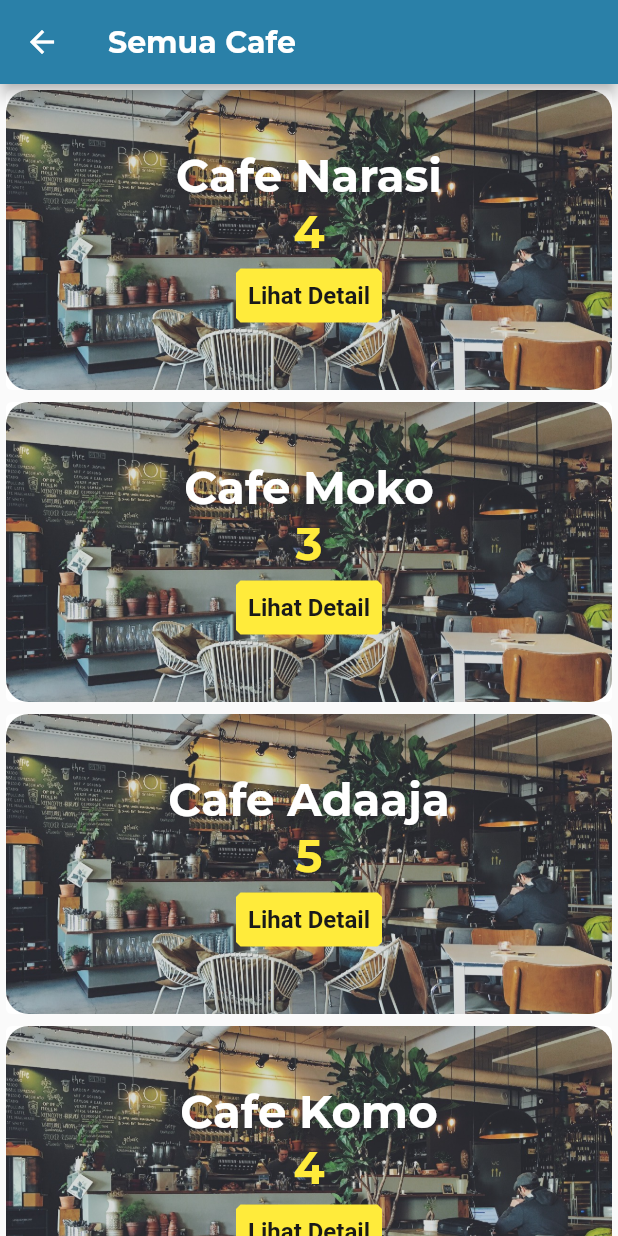
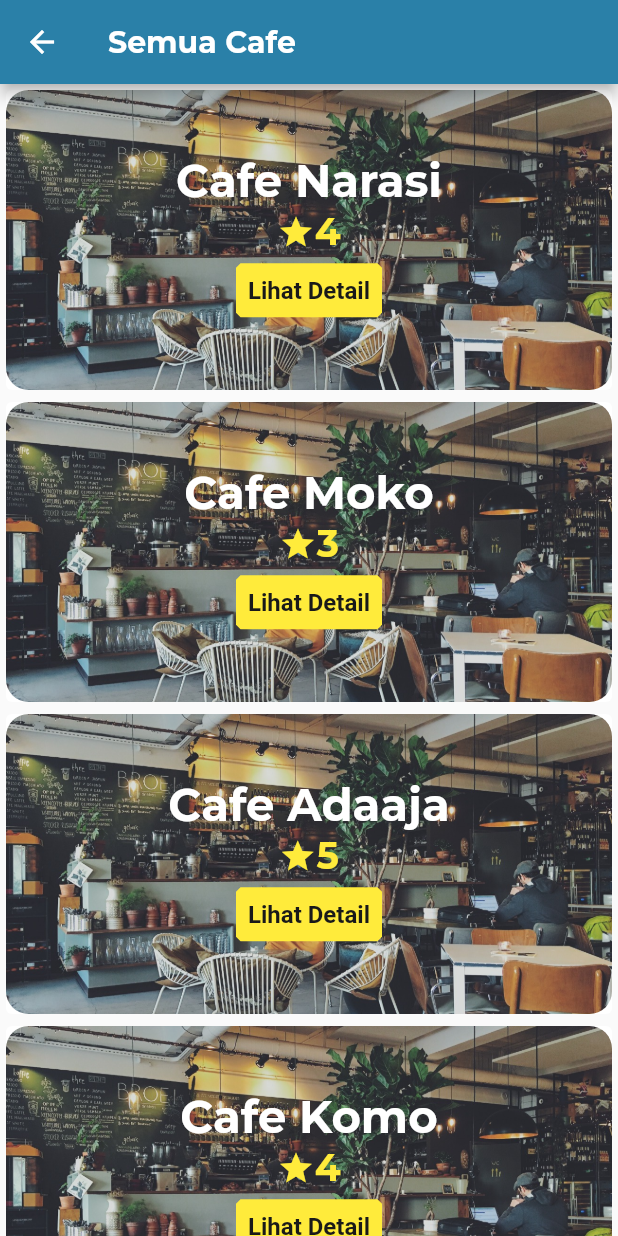
Before and after one commit to dewi-App/frontend, a Flutter app: the CafePage screen opened directly, on a phone screen of 412 x 824 dp. Run offline on Flutter 3.47's test engine with Material 2 defaults, Android fonts, the phone set to English and light mode, and no system bars; our stand-ins replace carousel_slider; missing offline and left inert: open_street_map_search_and_pick; network calls fail; project files that could hold a hidden picture were left out.

Commit message:
add start

```diff
--- a/lib/users/cafepage.dart
+++ b/lib/users/cafepage.dart
@@ -52,13 +52,19 @@ class _CafePageState extends State<CafePage> {
                               fontSize: 30,
                               color: Colors.white),
                         ),
+                        Row(
+                          mainAxisAlignment: MainAxisAlignment.center,
+                          children: [
+                            Icon(Icons.star, size: 25, color: Colors.yellow),
                             Text(
                               "${data['rating']}",
                               textAlign: TextAlign.center,
                               style: TextStyle(
                                   fontWeight: FontWeight.bold,
-                              fontSize: 30,
+                                  fontSize: 25,
                                   color: Colors.yellow),
+                            ),
+                          ],
                         ),
                         TextButton(
                           style: TextButton.styleFrom(
```
Also changed, not shown: lib/users/museum.dart (+7 -1 lines), lib/users/restopage.dart (+7 -1 lines), lib/users/wisatapage.dart (+7 -1 lines), 3 other files. Lines whose indentation alone changed are shown as unchanged.
